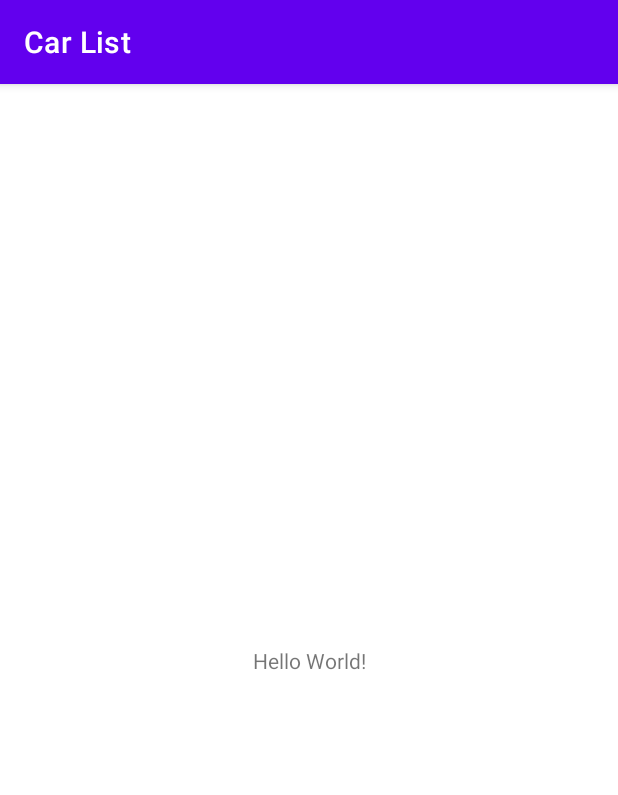
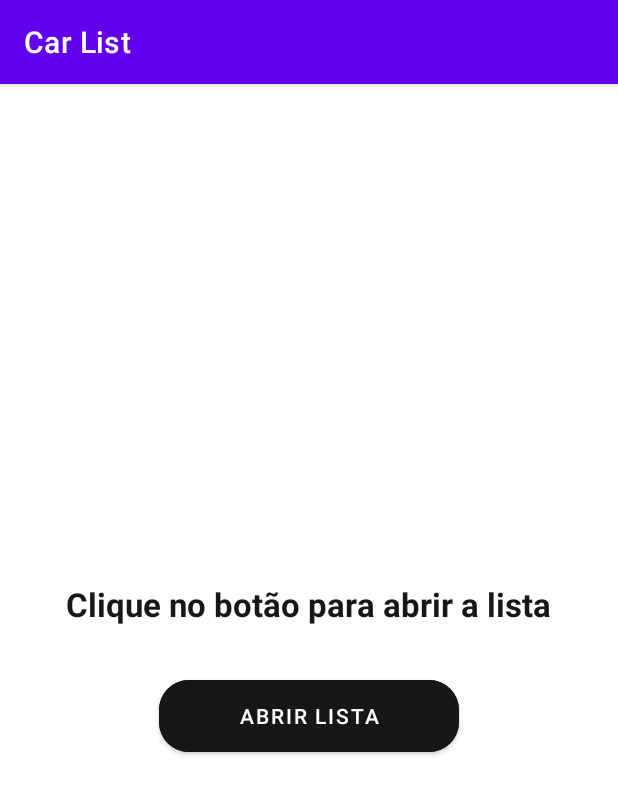
Before and after one commit to PrGoDevelopment/CarList, an Android app: the screen it shows after launch (MainActivity), on a phone screen of 412 x 824 dp. Shown: the top 795 px of the screen. Run offline under Robolectric (Android 15) with nearby library versions, the phone set to English and light mode, and no system bars.

Commit message:
Remontagem do projeto
O projeto foi remondado a fim de eliminar lixo de códigos.

```diff
--- a/app/src/main/AndroidManifest.xml
+++ b/app/src/main/AndroidManifest.xml
@@ -14,6 +14,9 @@
         android:theme="@style/Theme.CarList"
         tools:targetApi="31">
         <activity
+            android:name=".ListViewInfo"
+            android:exported="false" />
+        <activity
             android:name=".MainActivity"
             android:exported="true">
             <intent-filter>
--- a/app/src/main/java/com/example/carlist/MainActivity.java
+++ b/app/src/main/java/com/example/carlist/MainActivity.java
@@ -2,13 +2,21 @@ package com.example.carlist;
 
 import androidx.appcompat.app.AppCompatActivity;
 
+import android.content.Intent;
 import android.os.Bundle;
+import android.widget.Button;
 
 public class MainActivity extends AppCompatActivity {
-
     @Override
     protected void onCreate(Bundle savedInstanceState) {
         super.onCreate(savedInstanceState);
         setContentView(R.layout.activity_main);
+
+        Button btn_ShowGames = (Button) findViewById(R.id.btn_ShowSavedGames);
+
+        btn_ShowGames.setOnClickListener(view -> {
+            Intent intent = new Intent(this, ListViewInfo.class);
+            startActivity(intent);
+        });
     }
 }
--- a/app/src/main/res/layout/activity_main.xml
+++ b/app/src/main/res/layout/activity_main.xml
@@ -1,18 +1,36 @@
 <?xml version="1.0" encoding="utf-8"?>
-<androidx.constraintlayout.widget.ConstraintLayout xmlns:android="http://schemas.android.com/apk/res/android"
+<RelativeLayout
+    xmlns:android="http://schemas.android.com/apk/res/android"
     xmlns:app="http://schemas.android.com/apk/res-auto"
     xmlns:tools="http://schemas.android.com/tools"
     android:layout_width="match_parent"
     android:layout_height="match_parent"
     tools:context=".MainActivity">
 
-    <TextView
-        android:layout_width="wrap_content"
-        android:layout_height="wrap_content"
-        android:text="Hello World!"
-        app:layout_constraintBottom_toBottomOf="parent"
-        app:layout_constraintEnd_toEndOf="parent"
-        app:layout_constraintStart_toStartOf="parent"
-        app:layout_constraintTop_toTopOf="parent" />
+    <LinearLayout
+        android:layout_width="match_parent"
+        android:layout_height="match_parent"
+        android:orientation="vertical"
+        android:gravity="center">
 
-</androidx.constraintlayout.widget.ConstraintLayout>
+        <TextView
+            android:layout_width="wrap_content"
+            android:layout_height="wrap_content"
+            android:layout_marginTop="16dp"
+            android:text="Clique no botão para abrir a lista"
+            android:textColor="#171717"
+            android:textSize="22sp"
+            android:textStyle="bold" />
+
+        <Button
+            android:id="@+id/btn_ShowSavedGames"
+            android:layout_width="200dp"
+            android:layout_height="60dp"
+            android:layout_marginTop="30dp"
+            android:backgroundTint="#171717"
+            android:text="Abrir Lista"
+            app:cornerRadius="20sp"
+            tools:ignore="MissingConstraints" />
+    </LinearLayout>
+
+</RelativeLayout>
```
Also changed, not shown: app/src/main/java/com/example/carlist/ListAdapter.java (added, +85 -0 lines), app/src/main/java/com/example/carlist/ListViewInfo.java (added, +42 -0 lines), app/src/main/res/layout/activity_list_view_info.xml (added, +13 -0 lines), app/src/main/res/layout/layout_my_list_item.xml (added, +55 -0 lines), app/src/main/res/drawable/astra.jpeg (added), app/src/main/res/drawable/c4_pallas.JPG (added), app/src/main/res/drawable/city.jpg (added), app/src/main/res/drawable/civic.jpg (added), app/src/main/res/drawable/corolla.jpg (added), app/src/main/res/drawable/cruze.jpg (added), app/src/main/res/drawable/focus.jpg (added), app/src/main/res/drawable/fusion.jpg (added), app/src/main/res/drawable/onix.jpg (added), app/src/main/res/drawable/sentra.jpg (added).
